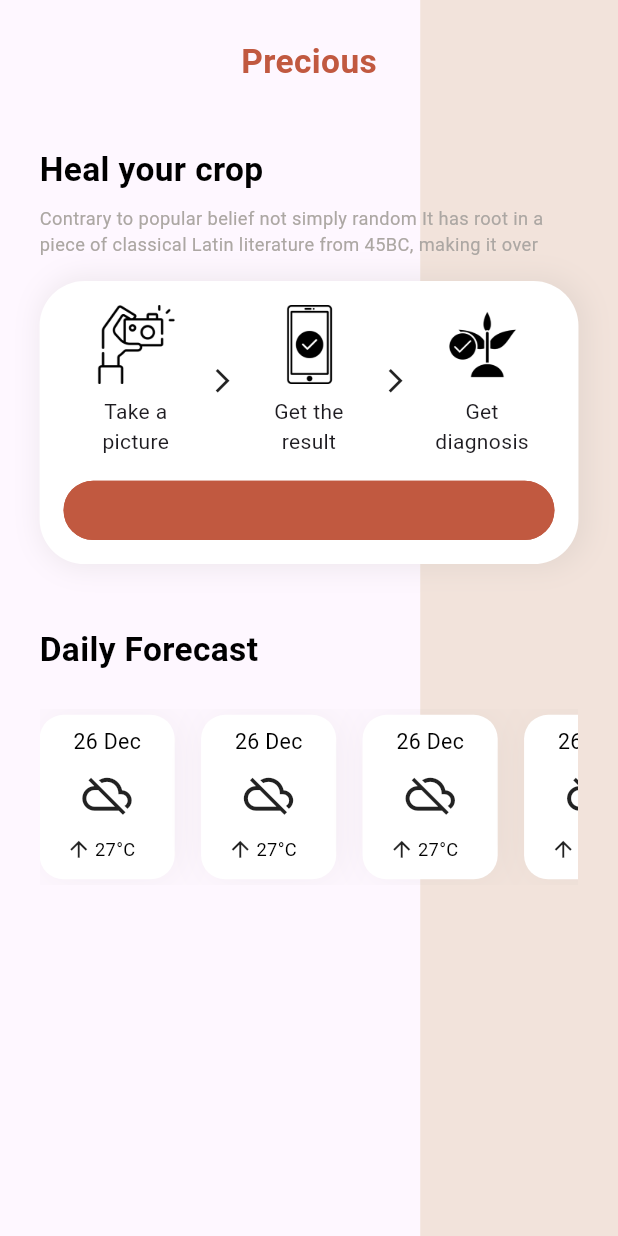
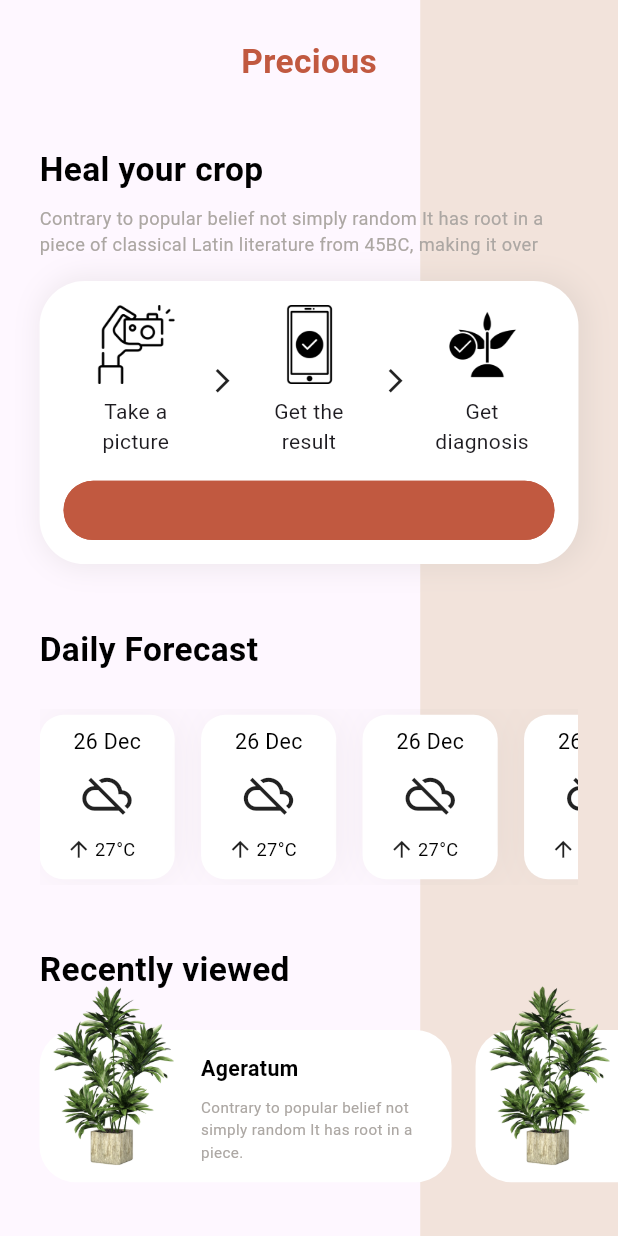
Before and after one commit to shadymohamed532001/Agri-tech360, a Flutter app: the HomeView screen opened by its route, on a phone screen of 412 x 824 dp. Run offline on Flutter 3.47's test engine with Material 3 defaults, Android fonts, the phone set to English and light mode, and no system bars; our stand-ins replace animate_do, dartz, dio, email_validator, equatable, flutter_bloc and 4 more; accounts and stored records are empty.

Commit message:
in home view make 1-  ListOfRecntlyViewedItem 2- RecntlyViewedItem

```diff
--- a/lib/Feature/home/presentation/widgets/home_view_body.dart
+++ b/lib/Feature/home/presentation/widgets/home_view_body.dart
@@ -2,8 +2,10 @@ import 'package:flutter/material.dart';
 import 'package:flutter_screenutil/flutter_screenutil.dart';
 import 'package:smartsoil/Feature/home/presentation/widgets/guidance_user_to_heal_his_crop.dart';
 import 'package:smartsoil/Feature/home/presentation/widgets/heal_your_crop_and_plant_text.dart';
+import 'package:smartsoil/Feature/home/presentation/widgets/list_of_weather_degree_item.dart';
 import 'package:smartsoil/core/helper/spacing.dart';
 import 'package:smartsoil/core/themaing/app_colors.dart';
+import 'package:smartsoil/core/themaing/app_image_assets.dart';
 import 'package:smartsoil/core/themaing/app_styles.dart';
 import 'package:smartsoil/core/widgets/precious_app_bar.dart';
 
@@ -26,7 +28,10 @@ class HomeViewBody extends StatelessWidget {
         ),
         SafeArea(
           child: Padding(
-            padding: EdgeInsets.symmetric(vertical: 24.h, horizontal: 24.w),
+            padding: EdgeInsets.symmetric(vertical: 24.h, horizontal: 24.w)
+                .copyWith(bottom: 0),
+            child: SingleChildScrollView(
+              physics: const BouncingScrollPhysics(),
               child: Column(
                 crossAxisAlignment: CrossAxisAlignment.center,
                 children: [
@@ -44,8 +49,19 @@ class HomeViewBody extends StatelessWidget {
                     ),
                   ),
                   verticalSpacing(24),
-                const ListOfWeatherDegreeItem()
+                  const ListOfWeatherDegreeItem(),
+                  verticalSpacing(40),
+                  Align(
+                    alignment: Alignment.centerLeft,
+                    child: Text(
+                      'Recently viewed',
+                      style: AppStyle.font22BlackBold,
+                    ),
+                  ),
+                  verticalSpacing(24),
+                  const ListOfRecntlyViewedItem()
                 ],
+              ),
             ),
           ),
         )
@@ -54,99 +70,90 @@ class HomeViewBody extends StatelessWidget {
   }
 }
 
-class ListOfWeatherDegreeItem extends StatelessWidget {
-  const ListOfWeatherDegreeItem({super.key});
+class ListOfRecntlyViewedItem extends StatelessWidget {
+  const ListOfRecntlyViewedItem({super.key});
 
   @override
   Widget build(BuildContext context) {
     return SizedBox(
-      height: 115.h,
+        height: 100.h,
         width: double.infinity,
         child: ListView.builder(
           physics: const BouncingScrollPhysics(),
-        itemCount: 10,
+          clipBehavior: Clip.none,
+          itemCount: 22,
           scrollDirection: Axis.horizontal,
           itemBuilder: (context, index) {
-          return Padding(
-            padding: EdgeInsets.only(
-              right: 16.w,
-            ),
-            child: const WeatherDegreeItem(),
+            return const Padding(
+              padding: EdgeInsets.only(right: 16),
+              child: RecntlyViewedItem(),
             );
           },
+        ));
+  }
+}
+
+class RecntlyViewedItem extends StatelessWidget {
+  const RecntlyViewedItem({
+    super.key,
+  });
+
+  @override
+  Widget build(BuildContext context) {
+    return Container(
+      width: 250.w,
+      height: 100.h,
+      decoration: BoxDecoration(
+        color: ColorManger.whiteColor,
+        borderRadius: BorderRadius.circular(24),
+      ),
+      child: Row(
+        children: [
+          Expanded(
+            flex: 1,
+            child: Stack(
+              clipBehavior: Clip.none,
+              children: [
+                Positioned(
+                  top: -35,
+                  left: -20,
+                  child: Image.asset(
+                    ImagesAssetsManger.flowe_2Image,
+                    height: 130.h,
+                    width: 100.w,
+                  ),
+                ),
+              ],
+            ),
+          ),
+          Expanded(
+            flex: 2,
+            child: Padding(
+              padding: const EdgeInsets.all(16),
+              child: Column(
+                crossAxisAlignment: CrossAxisAlignment.start,
+                children: [
+                  Text(
+                    'Ageratum',
+                    style: AppStyle.font14Blacksemibold,
+                  ),
+                  verticalSpacing(8),
+                  Text(
+                    'Contrary to popular belief not simply random It has root in a piece.',
+                    style: AppStyle.font10Greyregular,
+                  ),
+                ],
+              ),
+            ),
+          )
+        ],
       ),
     );
   }
 }
 
-class WeatherDegreeItem extends StatelessWidget {
-  const WeatherDegreeItem({
-    super.key,
-  });
 
-  @override
-  Widget build(BuildContext context) {
-    return Column(
-      mainAxisAlignment: MainAxisAlignment.center,
-      crossAxisAlignment: CrossAxisAlignment.start,
-      children: [
-        Container(
-          width: 82.w,
-          height: 108.h,
-          decoration: BoxDecoration(
-            color: ColorManger.whiteColor,
-            borderRadius: BorderRadius.circular(16),
-            boxShadow: [
-              BoxShadow(
-                color: ColorManger.greyColor.withOpacity(0.12),
-                spreadRadius: 1,
-                blurRadius: 22,
-                offset: const Offset(3, 0),
-              ),
-            ],
-          ),
-          child: Padding(
-            padding: EdgeInsets.symmetric(
-              vertical: 8.h,
-              horizontal: 16.w,
-            ),
-            child: Column(
-              children: [
-                Text(
-                  '26 Dec',
-                  style: AppStyle.font14Blackregular,
-                ),
-                verticalSpacing(8),
-                const Icon(
-                  Icons.cloud_off,
-                  size: 33,
-                ),
-                verticalSpacing(8),
-                Expanded(
-                  child: Row(
-                    children: [
-                      const Icon(
-                        Icons.arrow_upward,
-                        size: 17,
-                      ),
-                      horizontalSpacing(2),
-                      Expanded(
-                        child: Text(
-                          '27°C',
-                          style: AppStyle.font12Blackregular,
-                        ),
-                      )
-                    ],
-                  ),
-                )
-              ],
-            ),
-          ),
-        )
-      ],
-    );
-  }
-}
+
 
 
 //Fuction of Open Gallery
--- a/lib/Feature/home/presentation/widgets/list_of_weather_degree_item.dart
+++ b/lib/Feature/home/presentation/widgets/list_of_weather_degree_item.dart
@@ -0,0 +1,28 @@
+import 'package:flutter/material.dart';
+import 'package:flutter_screenutil/flutter_screenutil.dart';
+import 'package:smartsoil/Feature/home/presentation/widgets/weather_degree_item.dart';
+
+class ListOfWeatherDegreeItem extends StatelessWidget {
+  const ListOfWeatherDegreeItem({super.key});
+
+  @override
+  Widget build(BuildContext context) {
+    return SizedBox(
+      height: 115.h,
+      width: double.infinity,
+      child: ListView.builder(
+        physics: const BouncingScrollPhysics(),
+        itemCount: 10,
+        scrollDirection: Axis.horizontal,
+        itemBuilder: (context, index) {
+          return Padding(
+            padding: EdgeInsets.only(
+              right: 16.w,
+            ),
+            child: const WeatherDegreeItem(),
+          );
+        },
+      ),
+    );
+  }
+}
--- a/lib/Feature/home/presentation/widgets/weather_degree_item.dart
+++ b/lib/Feature/home/presentation/widgets/weather_degree_item.dart
@@ -0,0 +1,74 @@
+import 'package:flutter/material.dart';
+import 'package:flutter_screenutil/flutter_screenutil.dart';
+import 'package:smartsoil/core/helper/spacing.dart';
+import 'package:smartsoil/core/themaing/app_colors.dart';
+import 'package:smartsoil/core/themaing/app_styles.dart';
+
+class WeatherDegreeItem extends StatelessWidget {
+  const WeatherDegreeItem({
+    super.key,
+  });
+
+  @override
+  Widget build(BuildContext context) {
+    return Column(
+      mainAxisAlignment: MainAxisAlignment.center,
+      crossAxisAlignment: CrossAxisAlignment.start,
+      children: [
+        Container(
+          width: 82.w,
+          height: 108.h,
+          decoration: BoxDecoration(
+            color: ColorManger.whiteColor,
+            borderRadius: BorderRadius.circular(16),
+            boxShadow: [
+              BoxShadow(
+                color: ColorManger.greyColor.withOpacity(0.12),
+                spreadRadius: 1,
+                blurRadius: 22,
+                offset: const Offset(3, 0),
+              ),
+            ],
+          ),
+          child: Padding(
+            padding: EdgeInsets.symmetric(
+              vertical: 8.h,
+              horizontal: 16.w,
+            ),
+            child: Column(
+              children: [
+                Text(
+                  '26 Dec',
+                  style: AppStyle.font14Blackregular,
+                ),
+                verticalSpacing(8),
+                const Icon(
+                  Icons.cloud_off,
+                  size: 33,
+                ),
+                verticalSpacing(8),
+                Expanded(
+                  child: Row(
+                    children: [
+                      const Icon(
+                        Icons.arrow_upward,
+                        size: 17,
+                      ),
+                      horizontalSpacing(2),
+                      Expanded(
+                        child: Text(
+                          '27°C',
+                          style: AppStyle.font12Blackregular,
+                        ),
+                      )
+                    ],
+                  ),
+                )
+              ],
+            ),
+          ),
+        )
+      ],
+    );
+  }
+}
--- a/lib/core/themaing/app_styles.dart
+++ b/lib/core/themaing/app_styles.dart
@@ -56,6 +56,11 @@ class AppStyle {
 
   static TextStyle font12Greyregular = TextStyle(
     fontSize: 12.sp,
+    fontWeight: FontWeightHelper.regular,
+    color: ColorManger.greyColor,
+  );
+  static TextStyle font10Greyregular = TextStyle(
+    fontSize: 10.sp,
     fontWeight: FontWeightHelper.regular,
     color: ColorManger.greyColor,
   );
```
Also changed, not shown: lib/Feature/home/presentation/widgets/list_of_recntly_viewed_item.dart (added), lib/Feature/home/presentation/widgets/recntly_viewed_item.dart (added). Lines whose indentation alone changed are shown as unchanged.
